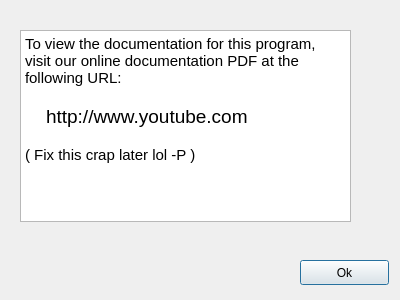
The window that GoofyLightsEditor/docdialog.ui (CS383Team2/Goofy_Lights_Editor) describes before a commit, drawn with Qt 5.
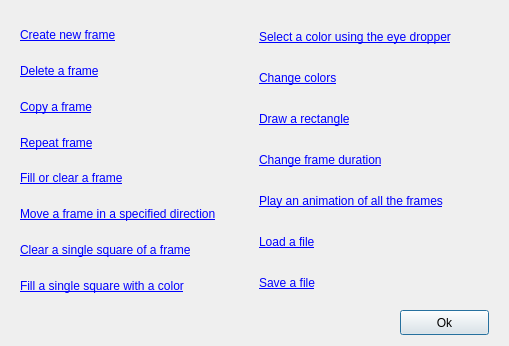
The same window after the commit.

Commit message: Adding links to UML use case diagrams to documentation window.

Patch:
```diff
--- a/GoofyLightsEditor/docdialog.ui
+++ b/GoofyLightsEditor/docdialog.ui
@@ -6,8 +6,8 @@
    <rect>
     <x>0</x>
     <y>0</y>
-    <width>400</width>
-    <height>300</height>
+    <width>509</width>
+    <height>346</height>
    </rect>
   </property>
   <property name="windowTitle">
@@ -16,8 +16,8 @@
   <widget class="QPushButton" name="pushButton">
    <property name="geometry">
     <rect>
-     <x>300</x>
-     <y>260</y>
+     <x>400</x>
+     <y>310</y>
      <width>89</width>
      <height>25</height>
     </rect>
@@ -26,26 +26,175 @@
     <string>Ok</string>
    </property>
   </widget>
-  <widget class="QTextBrowser" name="textBrowser">
+  <widget class="QWidget" name="">
    <property name="geometry">
     <rect>
      <x>20</x>
-     <y>30</y>
-     <width>331</width>
-     <height>192</height>
+     <y>20</y>
+     <width>471</width>
+     <height>281</height>
     </rect>
    </property>
-   <property name="html">
-    <string>&lt;!DOCTYPE HTML PUBLIC &quot;-//W3C//DTD HTML 4.0//EN&quot; &quot;http://www.w3.org/TR/REC-html40/strict.dtd&quot;&gt;
-&lt;html&gt;&lt;head&gt;&lt;meta name=&quot;qrichtext&quot; content=&quot;1&quot; /&gt;&lt;style type=&quot;text/css&quot;&gt;
-p, li { white-space: pre-wrap; }
-&lt;/style&gt;&lt;/head&gt;&lt;body style=&quot; font-family:'MS Shell Dlg 2'; font-size:7.8pt; font-weight:400; font-style:normal;&quot;&gt;
-&lt;p style=&quot; margin-top:0px; margin-bottom:0px; margin-left:0px; margin-right:0px; -qt-block-indent:0; text-indent:0px;&quot;&gt;&lt;span style=&quot; font-family:'Ubuntu'; font-size:11pt;&quot;&gt;To view the documentation for this program, visit our online documentation PDF at the following URL:&lt;/span&gt;&lt;/p&gt;
-&lt;p style=&quot;-qt-paragraph-type:empty; margin-top:0px; margin-bottom:0px; margin-left:0px; margin-right:0px; -qt-block-indent:0; text-indent:0px; font-family:'Ubuntu'; font-size:11pt;&quot;&gt;&lt;br /&gt;&lt;/p&gt;
-&lt;p style=&quot; margin-top:0px; margin-bottom:0px; margin-left:0px; margin-right:0px; -qt-block-indent:0; text-indent:0px;&quot;&gt;&lt;span style=&quot; font-family:'Ubuntu'; font-size:14pt;&quot;&gt;    http://www.youtube.com&lt;/span&gt;&lt;/p&gt;
-&lt;p style=&quot;-qt-paragraph-type:empty; margin-top:0px; margin-bottom:0px; margin-left:0px; margin-right:0px; -qt-block-indent:0; text-indent:0px; font-family:'Ubuntu'; font-size:11pt;&quot;&gt;&lt;br /&gt;&lt;/p&gt;
-&lt;p style=&quot; margin-top:0px; margin-bottom:0px; margin-left:0px; margin-right:0px; -qt-block-indent:0; text-indent:0px;&quot;&gt;&lt;span style=&quot; font-family:'Ubuntu'; font-size:11pt;&quot;&gt;( Fix this crap later lol -P )&lt;/span&gt;&lt;/p&gt;&lt;/body&gt;&lt;/html&gt;</string>
-   </property>
+   <layout class="QHBoxLayout" name="horizontalLayout">
+    <item>
+     <layout class="QVBoxLayout" name="verticalLayout">
+      <item>
+       <widget class="QLabel" name="label_9">
+        <property name="text">
+         <string>&lt;html&gt;&lt;head/&gt;&lt;body&gt;&lt;p&gt;&lt;a href=&quot;https://github.com/CS383Team2/Goofy_Lights_Editor/blob/master/doc/UML2/UseCase2_01_new_frame.png&quot;&gt;&lt;span style=&quot; text-decoration: underline; color:#0000ff;&quot;&gt;Create new frame&lt;/span&gt;&lt;/a&gt;&lt;/p&gt;&lt;/body&gt;&lt;/html&gt;</string>
+        </property>
+        <property name="openExternalLinks">
+         <bool>true</bool>
+        </property>
+       </widget>
+      </item>
+      <item>
+       <widget class="QLabel" name="label">
+        <property name="text">
+         <string>&lt;html&gt;&lt;head/&gt;&lt;body&gt;&lt;p&gt;&lt;a href=&quot;https://github.com/CS383Team2/Goofy_Lights_Editor/blob/master/doc/UML2/UseCase2_02_Delete_Frame_Final.jpg&quot;&gt;&lt;span style=&quot; text-decoration: underline; color:#0000ff;&quot;&gt;Delete a frame&lt;/span&gt;&lt;/a&gt;&lt;/p&gt;&lt;/body&gt;&lt;/html&gt;</string>
+        </property>
+        <property name="openExternalLinks">
+         <bool>true</bool>
+        </property>
+       </widget>
+      </item>
+      <item>
+       <widget class="QLabel" name="label_7">
+        <property name="text">
+         <string>&lt;html&gt;&lt;head/&gt;&lt;body&gt;&lt;p&gt;&lt;a href=&quot;https://github.com/CS383Team2/Goofy_Lights_Editor/blob/master/doc/UML2/UseCase2_03_Copy_Frame_Final.jpg&quot;&gt;&lt;span style=&quot; text-decoration: underline; color:#0000ff;&quot;&gt;Copy a frame&lt;/span&gt;&lt;/a&gt;&lt;/p&gt;&lt;/body&gt;&lt;/html&gt;</string>
+        </property>
+        <property name="openExternalLinks">
+         <bool>true</bool>
+        </property>
+       </widget>
+      </item>
+      <item>
+       <widget class="QLabel" name="label_3">
+        <property name="text">
+         <string>&lt;html&gt;&lt;head/&gt;&lt;body&gt;&lt;p&gt;&lt;a href=&quot;https://github.com/CS383Team2/Goofy_Lights_Editor/blob/master/doc/UML2/UseCase2_07_repeat_frame.png&quot;&gt;&lt;span style=&quot; text-decoration: underline; color:#0000ff;&quot;&gt;Repeat frame&lt;/span&gt;&lt;/a&gt;&lt;/p&gt;&lt;/body&gt;&lt;/html&gt;</string>
+        </property>
+        <property name="openExternalLinks">
+         <bool>true</bool>
+        </property>
+       </widget>
+      </item>
+      <item>
+       <widget class="QLabel" name="label_10">
+        <property name="text">
+         <string>&lt;html&gt;&lt;head/&gt;&lt;body&gt;&lt;p&gt;&lt;a href=&quot;https://github.com/CS383Team2/Goofy_Lights_Editor/blob/master/doc/UML2/UseCase2_06_Fill-Clear_Frame.png&quot;&gt;&lt;span style=&quot; text-decoration: underline; color:#0000ff;&quot;&gt;Fill or clear a frame&lt;/span&gt;&lt;/a&gt;&lt;/p&gt;&lt;/body&gt;&lt;/html&gt;</string>
+        </property>
+        <property name="openExternalLinks">
+         <bool>true</bool>
+        </property>
+       </widget>
+      </item>
+      <item>
+       <widget class="QLabel" name="label_6">
+        <property name="text">
+         <string>&lt;html&gt;&lt;head/&gt;&lt;body&gt;&lt;p&gt;&lt;a href=&quot;https://github.com/CS383Team2/Goofy_Lights_Editor/blob/master/doc/UML2/UseCase2_05_translate_frame.png&quot;&gt;&lt;span style=&quot; text-decoration: underline; color:#0000ff;&quot;&gt;Move a frame in a specified direction&lt;/span&gt;&lt;/a&gt;&lt;/p&gt;&lt;/body&gt;&lt;/html&gt;</string>
+        </property>
+        <property name="openExternalLinks">
+         <bool>true</bool>
+        </property>
+       </widget>
+      </item>
+      <item>
+       <widget class="QLabel" name="label_4">
+        <property name="text">
+         <string>&lt;html&gt;&lt;head/&gt;&lt;body&gt;&lt;p&gt;&lt;a href=&quot;https://github.com/CS383Team2/Goofy_Lights_Editor/blob/master/doc/UML2/UseCase2_12_dbl_click_to_clr.png&quot;&gt;&lt;span style=&quot; text-decoration: underline; color:#0000ff;&quot;&gt;Clear a single square of a frame&lt;/span&gt;&lt;/a&gt;&lt;/p&gt;&lt;/body&gt;&lt;/html&gt;</string>
+        </property>
+        <property name="openExternalLinks">
+         <bool>true</bool>
+        </property>
+       </widget>
+      </item>
+      <item>
+       <widget class="QLabel" name="label_5">
+        <property name="text">
+         <string>&lt;html&gt;&lt;head/&gt;&lt;body&gt;&lt;p&gt;&lt;a href=&quot;https://github.com/CS383Team2/Goofy_Lights_Editor/blob/master/doc/UML2/UseCase2_08_AddPixel.png&quot;&gt;&lt;span style=&quot; text-decoration: underline; color:#0000ff;&quot;&gt;Fill a single square with a color&lt;/span&gt;&lt;/a&gt;&lt;/p&gt;&lt;/body&gt;&lt;/html&gt;</string>
+        </property>
+        <property name="openExternalLinks">
+         <bool>true</bool>
+        </property>
+       </widget>
+      </item>
+     </layout>
+    </item>
+    <item>
+     <layout class="QVBoxLayout" name="verticalLayout_2">
+      <item>
+       <widget class="QLabel" name="label_8">
+        <property name="text">
+         <string>&lt;html&gt;&lt;head/&gt;&lt;body&gt;&lt;p&gt;&lt;a href=&quot;https://github.com/CS383Team2/Goofy_Lights_Editor/blob/master/doc/UML2/UseCase2_14_eye_dropper.png&quot;&gt;&lt;span style=&quot; text-decoration: underline; color:#0000ff;&quot;&gt;Select a color using the eye dropper&lt;/span&gt;&lt;/a&gt;&lt;/p&gt;&lt;/body&gt;&lt;/html&gt;</string>
+        </property>
+        <property name="openExternalLinks">
+         <bool>true</bool>
+        </property>
+       </widget>
+      </item>
+      <item>
+       <widget class="QLabel" name="label_19">
+        <property name="text">
+         <string>&lt;html&gt;&lt;head/&gt;&lt;body&gt;&lt;p&gt;&lt;a href=&quot;https://github.com/CS383Team2/Goofy_Lights_Editor/blob/master/doc/UML2/UseCase2_10_Change_colors.png&quot;&gt;&lt;span style=&quot; text-decoration: underline; color:#0000ff;&quot;&gt;Change colors&lt;/span&gt;&lt;/a&gt;&lt;/p&gt;&lt;/body&gt;&lt;/html&gt;</string>
+        </property>
+        <property name="openExternalLinks">
+         <bool>true</bool>
+        </property>
+       </widget>
+      </item>
+      <item>
+       <widget class="QLabel" name="label_22">
+        <property name="text">
+         <string>&lt;html&gt;&lt;head/&gt;&lt;body&gt;&lt;p&gt;&lt;a href=&quot;https://github.com/CS383Team2/Goofy_Lights_Editor/blob/master/doc/UML2/UseCase2_09_Draw_Rectangle.png&quot;&gt;&lt;span style=&quot; text-decoration: underline; color:#0000ff;&quot;&gt;Draw a rectangle&lt;/span&gt;&lt;/a&gt;&lt;/p&gt;&lt;/body&gt;&lt;/html&gt;</string>
+        </property>
+        <property name="openExternalLinks">
+         <bool>true</bool>
+        </property>
+       </widget>
+      </item>
+      <item>
+       <widget class="QLabel" name="label_2">
+        <property name="text">
+         <string>&lt;html&gt;&lt;head/&gt;&lt;body&gt;&lt;p&gt;&lt;a href=&quot;https://github.com/CS383Team2/Goofy_Lights_Editor/blob/master/doc/UML2/UseCase2_04_change_frame_duration.png&quot;&gt;&lt;span style=&quot; text-decoration: underline; color:#0000ff;&quot;&gt;Change frame duration&lt;/span&gt;&lt;/a&gt;&lt;/p&gt;&lt;/body&gt;&lt;/html&gt;</string>
+        </property>
+        <property name="openExternalLinks">
+         <bool>true</bool>
+        </property>
+       </widget>
+      </item>
+      <item>
+       <widget class="QLabel" name="label_24">
+        <property name="text">
+         <string>&lt;html&gt;&lt;head/&gt;&lt;body&gt;&lt;p&gt;&lt;a href=&quot;https://github.com/CS383Team2/Goofy_Lights_Editor/blob/master/doc/UML2/UseCase2_17_PlayAnimation.png&quot;&gt;&lt;span style=&quot; text-decoration: underline; color:#0000ff;&quot;&gt;Play an animation of all the frames&lt;/span&gt;&lt;/a&gt;&lt;/p&gt;&lt;/body&gt;&lt;/html&gt;</string>
+        </property>
+        <property name="openExternalLinks">
+         <bool>true</bool>
+        </property>
+       </widget>
+      </item>
+      <item>
+       <widget class="QLabel" name="label_21">
+        <property name="text">
+         <string>&lt;html&gt;&lt;head/&gt;&lt;body&gt;&lt;p&gt;&lt;a href=&quot;https://github.com/CS383Team2/Goofy_Lights_Editor/blob/master/doc/UML2/UseCase2_18_loadFile.png&quot;&gt;&lt;span style=&quot; text-decoration: underline; color:#0000ff;&quot;&gt;Load a file&lt;/span&gt;&lt;/a&gt;&lt;/p&gt;&lt;/body&gt;&lt;/html&gt;</string>
+        </property>
+        <property name="openExternalLinks">
+         <bool>true</bool>
+        </property>
+       </widget>
+      </item>
+      <item>
+       <widget class="QLabel" name="label_25">
+        <property name="text">
+         <string>&lt;html&gt;&lt;head/&gt;&lt;body&gt;&lt;p&gt;&lt;a href=&quot;https://github.com/CS383Team2/Goofy_Lights_Editor/blob/master/doc/UML2/UseCase2_19_saveFile.png&quot;&gt;&lt;span style=&quot; text-decoration: underline; color:#0000ff;&quot;&gt;Save a file&lt;/span&gt;&lt;/a&gt;&lt;/p&gt;&lt;/body&gt;&lt;/html&gt;</string>
+        </property>
+        <property name="openExternalLinks">
+         <bool>true</bool>
+        </property>
+       </widget>
+      </item>
+     </layout>
+    </item>
+   </layout>
   </widget>
  </widget>
  <resources/>
```
